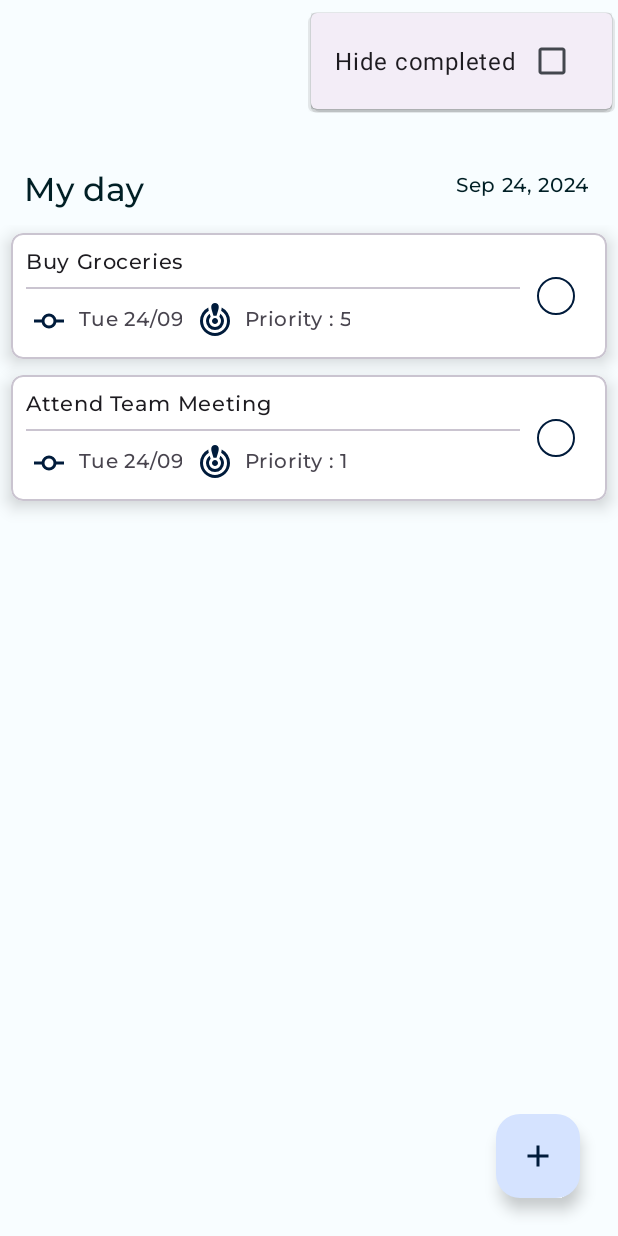
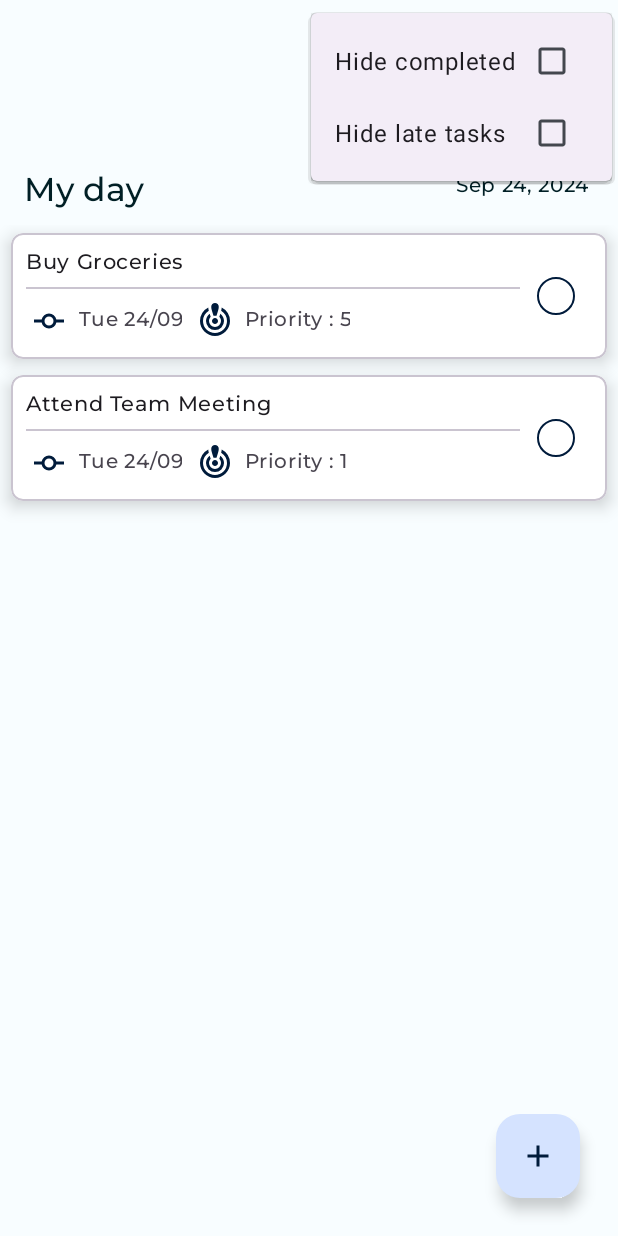
Before and after one commit to tongtongStudioa/AMI, an Android app: the screen it shows after launch (MainActivity), with the options menu open, on a phone screen of 412 x 824 dp. Run offline under Robolectric (Android 15) with nearby library versions, the phone set to English and light mode, and no system bars; our stand-ins replace Dagger/Hilt's generated code, Room's generated code, navigation-ui; libraries missing offline, so code that uses them is left out: hotchemi.android.rate, it.xabaras.android; pictures from the network do not load; 3 statements that could not run were skipped.

Commit message:
update filter for today's tasks : add hiding late tasks options

```diff
--- a/app/src/main/java/com/tongtongstudio/ami/data/PreferencesManager.kt
+++ b/app/src/main/java/com/tongtongstudio/ami/data/PreferencesManager.kt
@@ -4,6 +4,7 @@ import android.content.Context
 import androidx.datastore.preferences.core.booleanPreferencesKey
 import androidx.datastore.preferences.core.edit
 import androidx.datastore.preferences.core.emptyPreferences
+import androidx.datastore.preferences.core.longPreferencesKey
 import androidx.datastore.preferences.core.stringPreferencesKey
 import androidx.datastore.preferences.preferencesDataStore
 import dagger.hilt.android.qualifiers.ApplicationContext
@@ -20,6 +21,7 @@ enum class LayoutMode { EXTENT, SIMPLIFIED }
 data class FilterPreferences(
     val sortOrder: SortOrder,
     val hideCompleted: Boolean,
+    val hideLate: Boolean,
     val filter: LaterFilter
 )
 
@@ -51,12 +53,12 @@ class PreferencesManager @Inject constructor(@ApplicationContext context: Contex
                 preferences[PreferencesKeys.SORT_ORDER] ?: SortOrder.BY_CREATOR_SORT.name
             )
             val hideCompleted = preferences[PreferencesKeys.HIDE_COMPLETED] ?: false
-
+            val hideLateTasks = preferences[PreferencesKeys.HIDE_LATE_TASKS] ?: false
             val filter = LaterFilter.valueOf(
                 preferences[PreferencesKeys.FILTER] ?: LaterFilter.LATER.name
             )
 
-            FilterPreferences(sortOrder, hideCompleted, filter)
+            FilterPreferences(sortOrder, hideCompleted, hideLateTasks, filter)
         }
 
     val globalPreferencesFlow = context.dataStore.data
@@ -98,9 +100,24 @@ class PreferencesManager @Inject constructor(@ApplicationContext context: Contex
         }
     }
 
+    suspend fun updateHideLateTasks(hideLate: Boolean) {
+        dataStore.edit { preferences ->
+            preferences[PreferencesKeys.HIDE_LATE_TASKS] = hideLate
+        }
+    }
+
+    // TODO: update this method to hide multiple category in the same time
+    suspend fun updateHideCategoryId(id: Long) {
+        dataStore.edit { preferences ->
+            preferences[PreferencesKeys.HIDE_CATEGORY_ID] = id
+        }
+    }
+
     private object PreferencesKeys {
         val SORT_ORDER = stringPreferencesKey("sort_order")
         val HIDE_COMPLETED = booleanPreferencesKey("hide_completed")
+        val HIDE_LATE_TASKS = booleanPreferencesKey("hide_late_tasks")
+        val HIDE_CATEGORY_ID = longPreferencesKey("hide_category_id")
         val FILTER = stringPreferencesKey("later_filter")
         val LAYOUT_MODE = stringPreferencesKey("layout_mode")
     }
--- a/app/src/main/java/com/tongtongstudio/ami/data/Repository.kt
+++ b/app/src/main/java/com/tongtongstudio/ami/data/Repository.kt
@@ -25,10 +25,17 @@ class Repository @Inject constructor(
     fun getThingsToDoToday(
         sortOrder: SortOrder,
         hideCompleted: Boolean,
+        hideLateTasks: Boolean,
         startOfToday: Long,
         endOfToday: Long,
     ): Flow<List<ThingToDo>> {
-        return taskDao.getTodayTasks(sortOrder, hideCompleted, startOfToday, endOfToday)
+        return taskDao.getTodayTasks(
+            sortOrder,
+            hideCompleted,
+            hideLateTasks,
+            startOfToday,
+            endOfToday
+        )
     }
 
     fun getLaterThingsToDo(
--- a/app/src/main/java/com/tongtongstudio/ami/data/dao/TaskDao.kt
+++ b/app/src/main/java/com/tongtongstudio/ami/data/dao/TaskDao.kt
@@ -21,35 +21,40 @@ interface TaskDao {
     fun getTodayTasks(
         sortOrder: SortOrder,
         hideCompleted: Boolean,
+        hideLateTasks: Boolean,
         startOfDay: Long,
         endOfDay: Long
     ): Flow<List<ThingToDo>> {
         return when (sortOrder) {
             SortOrder.BY_2MINUTES_RULES -> getTasksOrderBy2minutesRules(
                 hideCompleted,
+                hideLateTasks,
                 startOfDay,
                 endOfDay
             )
 
             SortOrder.BY_EISENHOWER_MATRIX -> getTasksOrderByEisenhowerMatrixSort(
                 hideCompleted,
+                hideLateTasks,
                 startOfDay,
                 endOfDay
             )
 
             SortOrder.BY_EAT_THE_FROG -> getTasksOrderByEatTheFrogSort(
                 hideCompleted,
+                hideLateTasks,
                 startOfDay,
                 endOfDay
             )
 
             SortOrder.BY_CREATOR_SORT -> getTasksOrderByCreatorSort(
                 hideCompleted,
+                hideLateTasks,
                 startOfDay,
                 endOfDay
             )
 
-            else -> getTasksOrderByCreatorSort(hideCompleted, startOfDay, endOfDay)
+            else -> getTasksOrderByCreatorSort(hideCompleted, hideLateTasks, startOfDay, endOfDay)
         }
     }
 
@@ -77,12 +82,13 @@ interface TaskDao {
                 "WHERE (isCompleted != :hideCompleted OR isCompleted == 0) " +
                 "AND (startDate BETWEEN :startOfDay AND :endOfDay " +
                 "OR task_due_date BETWEEN :startOfDay AND :endOfDay " +
-                "OR task_due_date < :endOfDay AND isCompleted == 0 " +
+                "OR task_due_date < :endOfDay AND isCompleted == 0 AND NOT :hideLateTasks " +
                 "OR deadline BETWEEN :startOfDay AND :endOfDay) " +
                 "ORDER BY isCompleted, priority DESC, importance DESC, urgency DESC, estimatedWorkingTime DESC"
     )
     fun getTasksOrderByEisenhowerMatrixSort(
         hideCompleted: Boolean,
+        hideLateTasks: Boolean,
         startOfDay: Long,
         endOfDay: Long
     ): Flow<List<ThingToDo>>
@@ -93,12 +99,13 @@ interface TaskDao {
                 "WHERE (isCompleted != :hideCompleted OR isCompleted == 0) " +
                 "AND (startDate BETWEEN :startOfDay AND :endOfDay " +
                 "OR task_due_date BETWEEN :startOfDay AND :endOfDay " +
-                "OR task_due_date < :endOfDay AND isCompleted == 0 " +
+                "OR task_due_date < :endOfDay AND isCompleted == 0 AND NOT :hideLateTasks " +
                 "OR deadline BETWEEN :startOfDay AND :endOfDay) " +
                 "ORDER BY isCompleted ASC, estimatedWorkingTime ASC, skillLevel DESC, isRecurring DESC, priority ASC, urgency DESC, importance DESC"
     )
     fun getTasksOrderBy2minutesRules(
         hideCompleted: Boolean,
+        hideLateTasks: Boolean,
         startOfDay: Long,
         endOfDay: Long
     ): Flow<List<ThingToDo>>
@@ -109,12 +116,13 @@ interface TaskDao {
                 "WHERE (isCompleted != :hideCompleted OR isCompleted == 0) " +
                 "AND (startDate BETWEEN :startOfDay AND :endOfDay " +
                 "OR task_due_date BETWEEN :startOfDay AND :endOfDay " +
-                "OR task_due_date < :endOfDay AND isCompleted == 0 " +
+                "OR task_due_date < :endOfDay AND isCompleted == 0 AND NOT :hideLateTasks " +
                 "OR deadline BETWEEN :startOfDay AND :endOfDay) " +
                 "ORDER BY isCompleted ASC, task_due_date/8640000 ASC, estimatedWorkingTime DESC, priority DESC, importance DESC, deadline ASC, skillLevel ASC"
     )
     fun getTasksOrderByEatTheFrogSort(
         hideCompleted: Boolean,
+        hideLateTasks: Boolean,
         startOfDay: Long,
         endOfDay: Long
     ): Flow<List<ThingToDo>>
@@ -125,12 +133,13 @@ interface TaskDao {
                 "WHERE (isCompleted != :hideCompleted OR isCompleted == 0) " +
                 "AND (startDate < :endOfDay AND isCompleted == 0 AND isRecurring == 0 " +    //startDate BETWEEN :startOfDay AND :endOfDay
                 "OR task_due_date BETWEEN :startOfDay AND :endOfDay " +
-                "OR task_due_date < :endOfDay AND isCompleted == 0 " +
+                "OR task_due_date < :endOfDay AND isCompleted == 0 AND NOT :hideLateTasks " +
                 "OR deadline BETWEEN :startOfDay AND :endOfDay) " +
                 "ORDER BY isCompleted ASC, task_due_date/8640000 ASC, estimatedWorkingTime ASC, priority DESC, skillLevel ASC, urgency DESC, importance DESC, isRecurring ASC"
     )
     fun getTasksOrderByCreatorSort(
         hideCompleted: Boolean,
+        hideLateTasks: Boolean,
         startOfDay: Long,
         endOfDay: Long
     ): Flow<List<ThingToDo>>
--- a/app/src/main/java/com/tongtongstudio/ami/ui/MainViewModel.kt
+++ b/app/src/main/java/com/tongtongstudio/ami/ui/MainViewModel.kt
@@ -41,6 +41,10 @@ class MainViewModel @Inject constructor(
 
     fun onHideCompletedClick(hideCompleted: Boolean) = viewModelScope.launch {
         preferencesManager.updateHideCompleted(hideCompleted)
+    }
+
+    fun onHideLateClick(hideLate: Boolean) = viewModelScope.launch {
+        preferencesManager.updateHideLateTasks(hideLate)
     }
 
     fun onLaterFilterSelected(laterFilter: LaterFilter) = viewModelScope.launch {
--- a/app/src/main/java/com/tongtongstudio/ami/ui/todaytasks/TasksViewModel.kt
+++ b/app/src/main/java/com/tongtongstudio/ami/ui/todaytasks/TasksViewModel.kt
@@ -7,7 +7,7 @@ import com.tongtongstudio.ami.data.PreferencesManager
 import com.tongtongstudio.ami.data.Repository
 import dagger.hilt.android.lifecycle.HiltViewModel
 import kotlinx.coroutines.flow.flatMapLatest
-import java.util.*
+import java.util.Calendar
 import javax.inject.Inject
 
 @HiltViewModel
@@ -38,6 +38,7 @@ class TasksViewModel @Inject constructor(
             repository.getThingsToDoToday(
                 filterPreferences.sortOrder,
                 filterPreferences.hideCompleted,
+                filterPreferences.hideLate,
                 startOfToday,
                 endOfToday
             )
--- a/app/src/main/java/com/tongtongstudio/ami/ui/todaytasks/TodayTasksFragment.kt
+++ b/app/src/main/java/com/tongtongstudio/ami/ui/todaytasks/TodayTasksFragment.kt
@@ -217,6 +217,12 @@ class TodayTasksFragment : Fragment(R.layout.fragment_main), InteractionListener
                         sharedViewModel.onHideCompletedClick(menuItem.isChecked)
                         true
                     }
+
+                    R.id.action_hide_late_tasks -> {
+                        menuItem.isChecked = !menuItem.isChecked
+                        sharedViewModel.onHideLateClick(menuItem.isChecked)
+                        true
+                    }
                     else -> false
                 }
             }
--- a/app/src/main/res/menu/today_tasks_menu.xml
+++ b/app/src/main/res/menu/today_tasks_menu.xml
@@ -38,4 +38,10 @@
         android:title="@string/hide_completed"
         app:showAsAction="never" />
 
+    <item
+        android:id="@+id/action_hide_late_tasks"
+        android:checkable="true"
+        android:title="@string/hide_late_tasks"
+        app:showAsAction="never" />
+
 </menu>
--- a/app/src/main/res/values/strings.xml
+++ b/app/src/main/res/values/strings.xml
@@ -251,4 +251,5 @@
     <string name="all">All</string>
     <string name="text_explication_no_habits">No habits</string>
     <string name="text_action_no_habits">Add new repeating tasks or go rest !</string>
+    <string name="hide_late_tasks">Hide late tasks</string>
 </resources>
```
